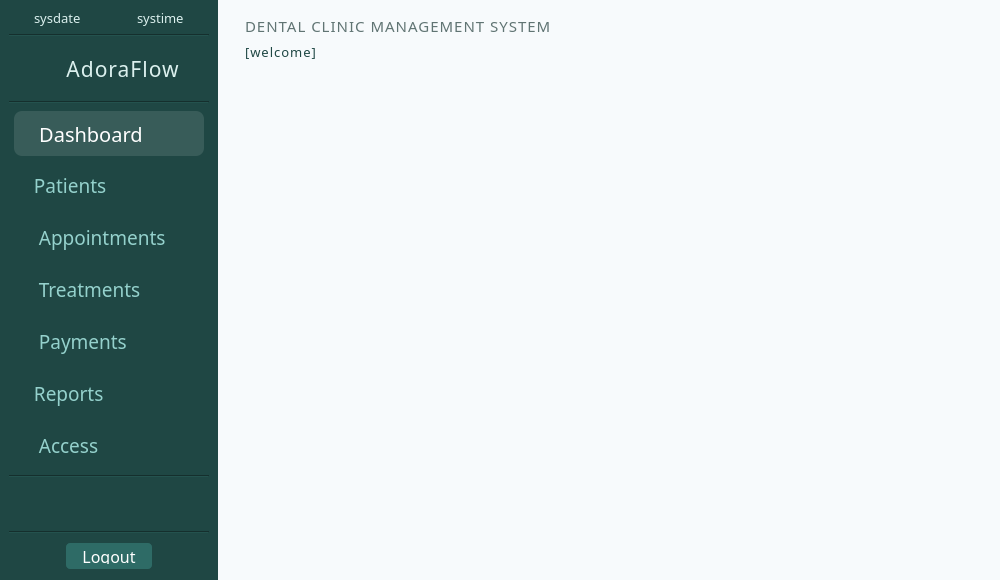
karlito20/AdoraFlowProject, file ui/MainWindow.ui: the form before one commit.
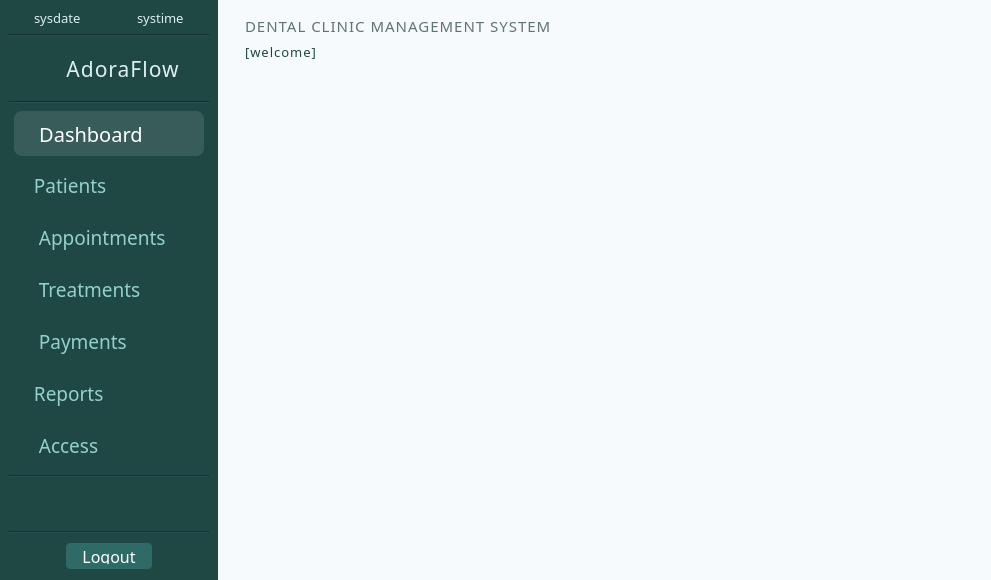
The form after the commit. Icons and pictures are not drawn.

```diff
--- a/ui/MainWindow.ui
+++ b/ui/MainWindow.ui
@@ -6,7 +6,7 @@
    <rect>
     <x>0</x>
     <y>0</y>
-    <width>1000</width>
+    <width>991</width>
     <height>580</height>
    </rect>
   </property>
```
Left out of the diff: 6 changed lines with no effect on the pictures.
